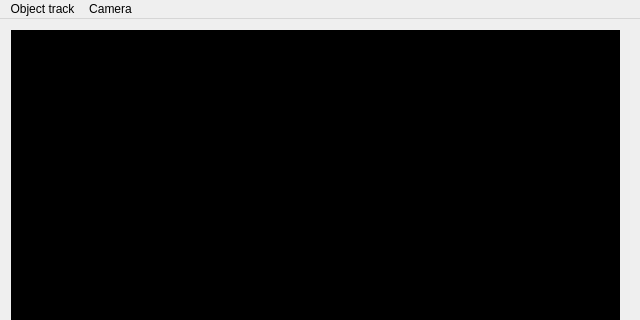
The window that gui/ui/gui.ui (fedotovav/positioning_system) describes before a commit, drawn with Qt 5; both pictures show x 0 to 640 and y 0 to 320 of the 640 by 480 pixel window.
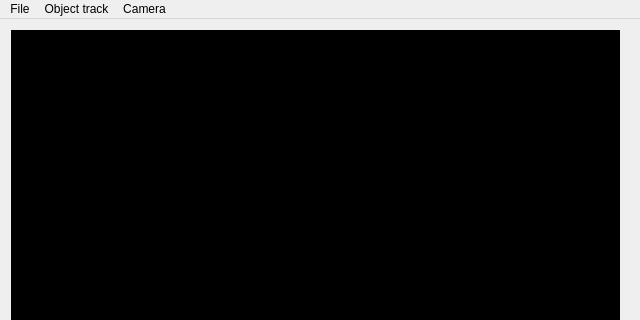
The same window after the commit.

```diff
--- a/gui/ui/gui.ui
+++ b/gui/ui/gui.ui
@@ -99,6 +99,14 @@
     <addaction name="camera_settings"/>
     <addaction name="store_settings"/>
    </widget>
+   <widget class="QMenu" name="menu_2">
+    <property name="title">
+     <string>File</string>
+    </property>
+    <addaction name="f_import_settings"/>
+    <addaction name="f_export_settings"/>
+   </widget>
+   <addaction name="menu_2"/>
    <addaction name="object_track_settings"/>
    <addaction name="camera_menu"/>
   </widget>
```
Left out of the diff: 10 changed lines with no effect on the pictures.
